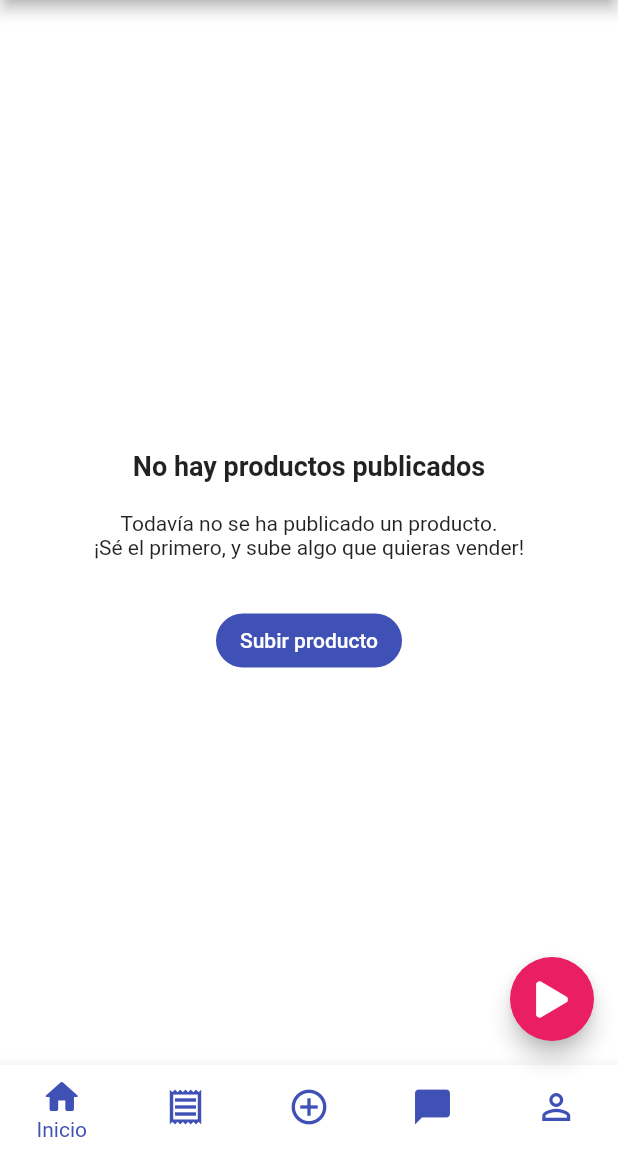
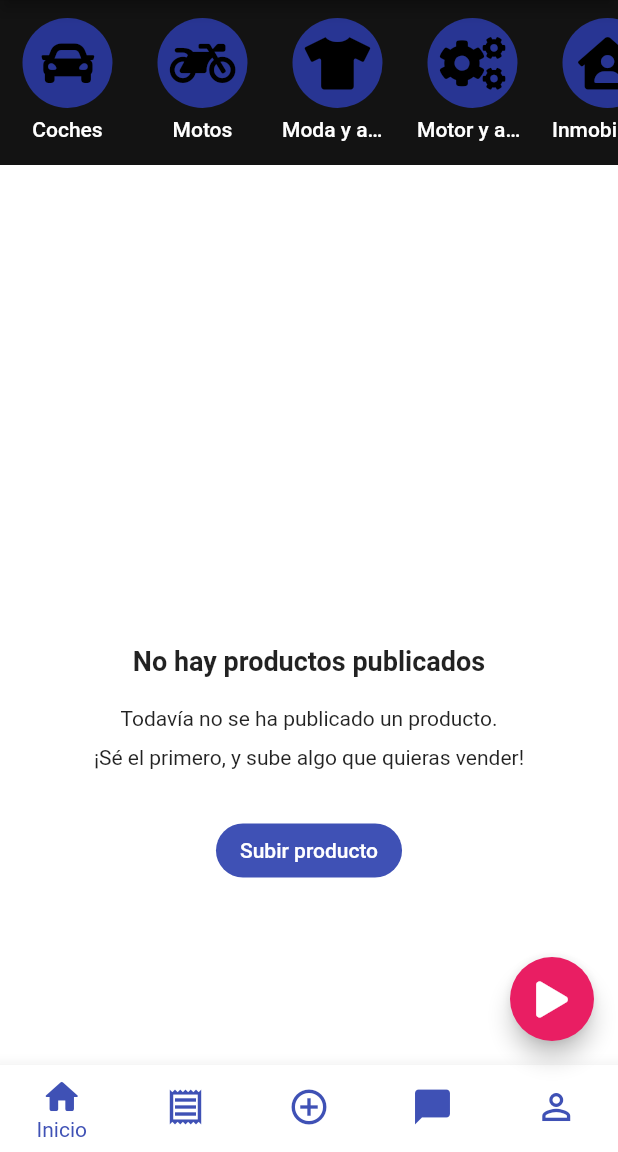
Before and after one commit to danimartinc/dasell, a Flutter app: the screen it shows once a user with an empty profile is signed in, on a phone screen of 412 x 824 dp, the part 84-1236 px from its top. Run offline on Flutter 3.47's test engine with Material 2 defaults, Android fonts, the phone set to English and light mode, and no system bars; drawn by our look-alikes of pull_to_refresh; our stand-ins replace animate_do, auto_size_text, bloc, cached_network_image, carousel_slider, cloud_firestore and 24 more; missing offline and left inert: google_polyline_algorithm, multi_image_picker2; accounts and stored records are empty; project files that could hold a hidden picture were left out.

Commit message:
completed menu for home screen.

```diff
--- a/lib/data/categories.dart
+++ b/lib/data/categories.dart
@@ -17,6 +17,14 @@ class CategoryVo {
         iconName = json['icon'];
 
   IconData get icon => _categoryIconByName[iconName]!;
+}
+
+/// Usamos este por ahora, para el Home...
+class CategoryItemVo {
+  final String name;
+  final IconData icon;
+
+  CategoryItemVo(this.name, this.icon);
 }
 
 final _categoryIconByName = <String, IconData>{
@@ -55,6 +63,13 @@ class Categories {
     'twitter'  : FontAwesomeIcons.twitter,
     'home'     : FontAwesomeIcons.home
   };*/
+
+  /// consumir esto en el HOME.
+  static List<CategoryItemVo> homeCategories = categories.map((e) {
+    final name = e['category'] as String;
+    final icon = e['icon'] as IconData;
+    return CategoryItemVo(name, icon);
+  }).toList(growable: false);
 
   static const List<Map<String, dynamic>> categories = [
     {
--- a/lib/screens/tabs/home/home_screen.dart
+++ b/lib/screens/tabs/home/home_screen.dart
@@ -1,12 +1,14 @@
 import 'package:DaSell/commons.dart';
+import 'package:DaSell/const/colors.dart';
+import 'package:DaSell/data/categories.dart';
 import 'package:DaSell/screens/tabs/home/widgets/ad_item_widget.dart';
+import 'package:flutter/cupertino.dart';
 
 import 'home_appbar.dart';
 import 'home_state.dart';
 import 'widgets/no_products.dart';
 
 class HomeScreen extends StatefulWidget {
-
   static const routeName = './home_screen';
 
   @override
@@ -14,8 +16,6 @@ class HomeScreen extends StatefulWidget {
 }
 
 class _HomeScreenState extends HomeScreenState {
-
-
   Widget build(BuildContext context) {
     return Scaffold(
       appBar: HomeAppBar(
@@ -45,18 +45,35 @@ class _HomeScreenState extends HomeScreenState {
             ],
           ),
         ),
-        child: getContent(),
+        child: Column(
+          children: [
+            Container(
+              height: 110,
+              color: appBarColor,
+              width: double.infinity,
+              alignment: Alignment.center,
+              child: FilterCategories(
+                index: selectedCategoryIndex,
+                categories: categories,
+                onSelect: onCategorySelected,
+              ),
+            ),
+            Expanded(child: getContent()),
+          ],
+        ),
       ),
     );
   }
 
   Widget getContent() {
-
     if (isLoading) {
       return CommonProgress();
     }
     if (currentProducts.isEmpty) {
-      return NoProducts(onAddTap: onAddTap);
+      return NoProducts(
+        category: selectedCategory,
+        onAddTap: onAddTap,
+      );
     }
     return GridView.builder(
       padding: EdgeInsets.all(10),
@@ -78,3 +95,98 @@ class _HomeScreenState extends HomeScreenState {
     );
   }
 }
+
+class FilterCategories extends StatelessWidget {
+  final List<CategoryItemVo> categories;
+  final int index;
+  final ValueChanged<int> onSelect;
+
+  const FilterCategories({
+    Key? key,
+    required this.categories,
+    this.index = -1,
+    required this.onSelect,
+  }) : super(key: key);
+
+  @override
+  Widget build(BuildContext context) {
+    var i = 0;
+    final items = categories.map((e) {
+      var categoryId = i++;
+      var selected = categoryId == index;
+      return FilterCategoryItem(
+        icon: e.icon,
+        name: e.name,
+        active: selected,
+        onTap: () {
+          onSelect(selected ? -1 : categoryId);
+          // trace("Category tap; ", name);
+        },
+      );
+    }).toList();
+    return ListView(
+      scrollDirection: Axis.horizontal,
+      children: items,
+      itemExtent: 90,
+      cacheExtent: 10,
+    );
+  }
+}
+
+class FilterCategoryItem extends StatelessWidget {
+  final VoidCallback? onTap;
+  final String name;
+  final IconData icon;
+  final bool active;
+
+  const FilterCategoryItem({
+    Key? key,
+    this.onTap,
+    this.active = false,
+    required this.name,
+    required this.icon,
+  }) : super(key: key);
+
+  @override
+  Widget build(BuildContext context) {
+    var color = Theme.of(context).primaryColor;
+    return CupertinoButton(
+      padding: EdgeInsets.zero,
+      onPressed: onTap,
+      child: Padding(
+        padding: const EdgeInsets.symmetric(horizontal: 8.0, vertical: 12),
+        child: Column(
+          crossAxisAlignment: CrossAxisAlignment.center,
+          children: <Widget>[
+            Container(
+              width: 60,
+              height: 60,
+              decoration: BoxDecoration(
+                shape: BoxShape.circle,
+                color: color,
+                // gradient: LinearGradient(colors: [
+                //   color.withOpacity(0.40),
+                //   color.withOpacity(0.5),
+                //   color.withOpacity(0.6),
+                // ], begin: Alignment.topLeft, end: Alignment.bottomRight),
+                // borderRadius: BorderRadius.circular(10),
+              ),
+              child: Icon(
+                icon,
+                size: 35,
+                color: active ? white : black,
+              ),
+            ),
+            SizedBox(height: 6),
+            Text(
+              name,
+              overflow: TextOverflow.ellipsis,
+              style: Theme.of(context).textTheme.button!.copyWith(color: white),
+              // TextStyle(color: white),
+            ),
+          ],
+        ),
+      ),
+    );
+  }
+}
--- a/lib/screens/tabs/home/home_state.dart
+++ b/lib/screens/tabs/home/home_state.dart
@@ -2,7 +2,6 @@ import 'package:DaSell/commons.dart';
 import 'package:DaSell/data/categories.dart';
 import 'package:DaSell/provider/ad_provider.dart';
 import 'package:DaSell/provider/menu_provider.dart';
-import 'package:DaSell/screens/home/product_detail_screen.dart';
 import 'package:DaSell/screens/home/search.dart';
 import 'package:DaSell/screens/product_details/product_details.dart';
 import 'package:DaSell/screens/tabs/home/widgets/sort_dialog.dart';
@@ -13,22 +12,83 @@ import 'package:location/location.dart';
 abstract class HomeScreenState extends State<HomeScreen>
     with WidgetsBindingObserver {
   final refreshController = RefreshController(initialRefresh: false);
-  var cats = Categories.storedCategories;
+
+  // no va mas esto.
+  // var cats = Categories.storedCategories;
+
+  /// improvisado para sacar el modelo de categorias.
+  final categories = Categories.homeCategories;
+
+  /// index de la categoria seleccionada.
+  int selectedCategoryIndex = -1;
+
+  /// atajo para tomar el Category model actual del index.
+  CategoryItemVo? get selectedCategory {
+    if (selectedCategoryIndex >= 0) {
+      return categories[selectedCategoryIndex];
+    }
+    return null;
+  }
+
+  void onCategorySelected(int index) {
+    selectedCategoryIndex = index;
+
+    /// request data?
+    // filterByCategory();
+    applyFilters();
+    update();
+  }
+
+  void applyFilters() {
+    /// clean category name just in case, if it exists...
+    /// if its null shows all.
+    var categoryName = selectedCategory?.name.trim().toLowerCase();
+    currentProducts = _allProducts.where(
+      (product) {
+        return product.showInFilter(
+          category: categoryName,
+          priceStart: priceRange.start,
+          priceEnd: priceRange.end,
+        );
+      },
+    ).toList();
+  }
+
+  // void filterByCategory(String? filterCategory) {
+  //   if (filterCategory == null) {
+  //     currentProducts = List.from(_allProducts);
+  //     update();
+  //     return;
+  //   }
+  //   filterCategory = filterCategory.trim().toLowerCase();
+  //   trace(filterCategory);
+  //   currentProducts = _allProducts.where((element) {
+  //     var mainCategory = '';
+  //     final list = element.categories;
+  //     if (list?.isNotEmpty == true) {
+  //       mainCategory = list!.first.trim().toLowerCase();
+  //     }
+  //     if (mainCategory == filterCategory) {
+  //       return true;
+  //     }
+  //     return false;
+  //   }).toList();
+  //   update();
+  // }
 
   final uid = FirebaseAuth.instance.currentUser!.uid;
-  final firestore = FirebaseFirestore.instance;
 
   List<dynamic> documents = [];
   List<AdModel?> prods = [];
   var priceRange = RangeValues(0, 2000);
-  final _firebaseService = FirebaseService.get();
+  final _service = FirebaseService.get();
 
   @override
   void initState() {
     super.initState();
     WidgetsBinding.instance!.addObserver(this);
-    _firebaseService.updateUserToken();
-    _firebaseService.setUserOnline(true);
+    _service.updateUserToken();
+    _service.setUserOnline(true);
     _loadData();
   }
 
@@ -36,22 +96,19 @@ abstract class HomeScreenState extends State<HomeScreen>
   void didChangeAppLifecycleState(AppLifecycleState state) {
     if (state == AppLifecycleState.resumed) {
       //Online
-      _firebaseService.setUserOnline(true);
+      _service.setUserOnline(true);
     } else if (state == AppLifecycleState.inactive) {
       //Offline
-      _firebaseService.setUserOnline(false);
+      _service.setUserOnline(false);
     }
     super.didChangeAppLifecycleState(state);
   }
 
   void onPriceRangeChanged(RangeValues rv) {
     priceRange = rv;
-    currentProducts = _allProducts.where(
-      (product) {
-        var price = product.price ?? 0;
-        return (price >= priceRange.start) && (price <= priceRange.end);
-      },
-    ).toList();
+
+    /// apply filters.
+    applyFilters();
     update();
   }
 
@@ -93,7 +150,6 @@ abstract class HomeScreenState extends State<HomeScreen>
     // void onItemLike(ResponseProductVo vo) {
     //   FirebaseService.get().setLikeProduct(vo.id!, !vo.getFav());
     // }
-
   }
 
   void onSortTap() {
@@ -147,7 +203,7 @@ abstract class HomeScreenState extends State<HomeScreen>
     _allProducts.clear();
     isLoading = true;
     update();
-    final products = await _firebaseService.getProducts();
+    final products = await _service.getProducts();
     if (products == null) {
       trace('Error cargando productos.');
     } else {
@@ -182,6 +238,6 @@ abstract class HomeScreenState extends State<HomeScreen>
   }
 
   void onAddTap() {
-    Provider.of<MenuProvider>( context, listen: false ).setIndex(2);
+    Provider.of<MenuProvider>(context, listen: false).setIndex(2);
   }
 }
--- a/lib/screens/tabs/home/widgets/no_products.dart
+++ b/lib/screens/tabs/home/widgets/no_products.dart
@@ -1,20 +1,55 @@
 import 'package:DaSell/commons.dart';
+import 'package:DaSell/data/categories.dart';
 
 class NoProducts extends StatelessWidget {
+  final VoidCallback? onAddTap;
+  final CategoryItemVo? category;
 
-  final VoidCallback? onAddTap;
-
-  const NoProducts({Key? key, this.onAddTap}) : super(key: key);
+  const NoProducts({
+    Key? key,
+    this.onAddTap,
+    this.category,
+  }) : super(key: key);
 
   @override
   Widget build(BuildContext context) {
-    return Center(
-      child: Column(
+    return Padding(
+      padding: const EdgeInsets.all(20.0),
+      child: Center(
+          child: Column(
         children: [
           kGap300,
           Text('No hay productos publicados', style: kNoProductsTextStyle),
           kGap20,
-          Text('Todavía no se ha publicado un producto.'),
+          if (category == null) Text('Todavía no se ha publicado un producto.'),
+          if (category != null)
+            Text.rich(
+              TextSpan(
+                text: 'Todavía no se ha publicado un producto en  ',
+                children: [
+                  TextSpan(
+                    text: category!.name,
+                    style: TextStyle(
+                      fontWeight: FontWeight.bold,
+                    ),
+                  ),
+                  WidgetSpan(
+                    child: Padding(
+                      padding: const EdgeInsets.only(left: 4.0),
+                      child: Icon(
+                        category!.icon,
+                        size: 14,
+                      ),
+                    ),
+                    alignment: PlaceholderAlignment.aboveBaseline,
+                    baseline: TextBaseline.alphabetic,
+                  )
+                ],
+              ),
+              textAlign: TextAlign.center,
+              style: TextStyle(height: 1.3),
+            ),
+          kGap10,
           Text('¡Sé el primero, y sube algo que quieras vender!'),
           kGap30,
           MaterialButton(
@@ -27,7 +62,8 @@ class NoProducts extends StatelessWidget {
             splashColor: Colors.transparent,
             onPressed: onAddTap,
           ),
-      ],
-    ));
+        ],
+      )),
+    );
   }
 }
--- a/lib/services/firebase/models/product_vo.dart
+++ b/lib/services/firebase/models/product_vo.dart
@@ -150,8 +150,22 @@ class ResponseProductVo {
 
   void toggleLike() {
     isFav = !isFav;
+
     /// TODO: update UI.
     FirebaseService.get().setLikeProduct(id, isFav);
+  }
+
+  bool showInFilter({
+    String? category,
+    required double priceStart,
+    required double priceEnd,
+  }) {
+    final _price = price ?? 0;
+    var valid = (_price >= priceStart) && (_price <= priceEnd);
+    if (valid && category != null && categories?.isNotEmpty == true) {
+      valid = category == categories!.first.trim().toLowerCase();
+    }
+    return valid;
   }
 }
 
--- a/lib/widgets/home/story_category_item.dart
+++ b/lib/widgets/home/story_category_item.dart
@@ -3,41 +3,33 @@ import 'package:flutter/material.dart';
 
 import '../../const/colors.dart';
 
+class StoryCategoryItem extends StatelessWidget {
+  final String? img;
 
-
-
-class StoryCategoryItem extends StatelessWidget {
-
-  final String? img;
   //final String name;
   final int index;
-  final Widget? children;
 
   const StoryCategoryItem({
     Key? key,
     required this.index,
     this.img,
-    this.children
     //required this.name,
-
   }) : super(key: key);
 
   @override
   Widget build(BuildContext context) {
-
-    var cats  = Categories.categories[index];
+    var cats = Categories.categories[index];
     var color = Theme.of(context).primaryColor;
 
     return Padding(
-      padding: const EdgeInsets.only(right: 20,bottom: 10),
+      padding: const EdgeInsets.only(right: 20, bottom: 10),
       child: Column(
         children: <Widget>[
           Container(
             width: 68,
             height: 68,
             decoration: BoxDecoration(
-          gradient: LinearGradient(
-            colors: [
+              gradient: LinearGradient(colors: [
                 color.withOpacity(0.40),
                 color.withOpacity(0.5),
                 color.withOpacity(0.6),
@@ -61,32 +53,29 @@ class StoryCategoryItem extends StatelessWidget {
               child: Container(
                 width: 65,
                 height: 65,
-              child: Icon( cats["icon"], size: 45, ),
+                child: Icon(
+                  cats["icon"],
+                  size: 45,
+                ),
                 decoration: BoxDecoration(
-                border: Border.all(
-                  color: black,
-                  width: 2
-                ),
+                  border: Border.all(color: black, width: 2),
                   shape: BoxShape.circle,
                 ),
               ),
             ),
           ),
-        SizedBox(height: 8,),
+          SizedBox(
+            height: 8,
+          ),
           SizedBox(
             width: 70,
-          child:
-            Text(
+            child: Text(
               cats['category'],
               overflow: TextOverflow.ellipsis,
-              style: TextStyle(
-                color: white
+              style: TextStyle(color: white),
             ),
           ),
-
-        ),
         ],
-
       ),
     );
   }
```
Lines whose indentation alone changed are shown as unchanged.
